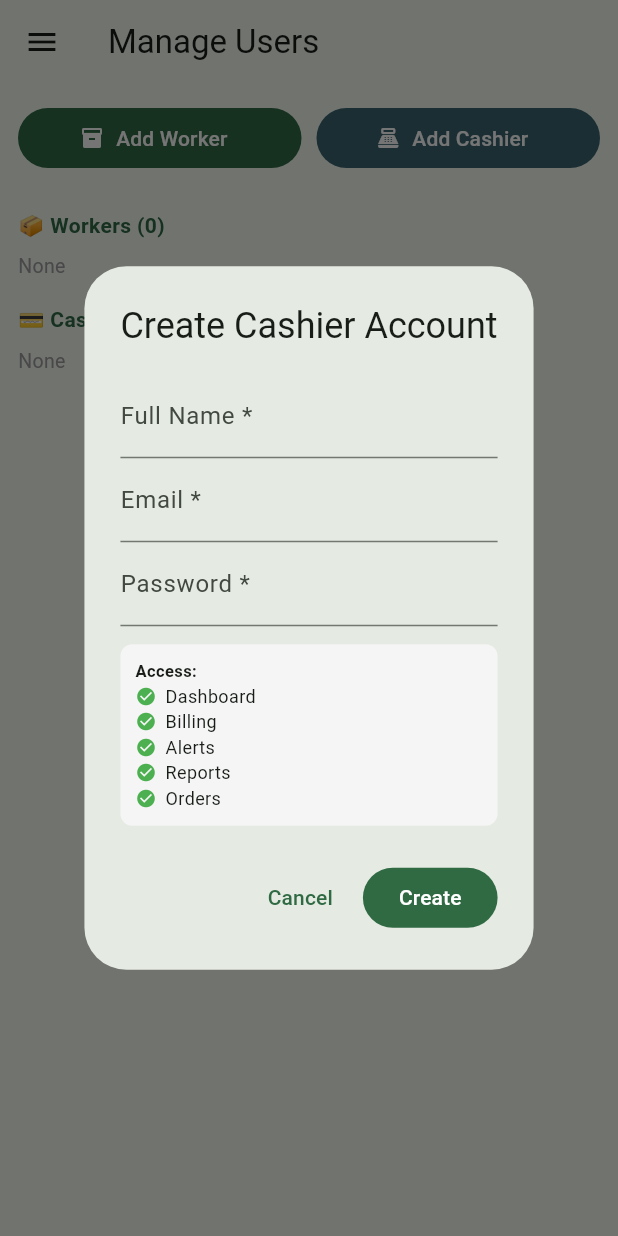
After one commit to svucyno/hack127, a Flutter app: the UsersScreen screen opened by its route, after a tap on "Add Cashier", on a phone screen of 412 x 824 dp. The commit adds this screen. Run offline on Flutter 3.47's test engine with Material 3 defaults, Android fonts, the phone set to English and light mode, and no system bars; our stand-ins replace cloud_firestore, firebase_auth, firebase_core, fl_chart, go_router, shared_preferences and 1 more; missing offline and left inert: mobile_scanner; accounts and stored records are empty.

Commit message:
Add Users, Customers, Order Management screens to Flutter app, update router + drawer with all 11 pages, fix Firestore rules

```diff
--- a/flutter_app/lib/app/router.dart
+++ b/flutter_app/lib/app/router.dart
@@ -8,6 +8,9 @@ import '../screens/alerts_screen.dart';
 import '../screens/offers_screen.dart';
 import '../screens/suppliers_screen.dart';
 import '../screens/reports_screen.dart';
+import '../screens/users_screen.dart';
+import '../screens/customers_screen.dart';
+import '../screens/order_mgmt_screen.dart';
 
 final router = GoRouter(
   initialLocation: '/login',
@@ -27,5 +30,8 @@ final router = GoRouter(
     GoRoute(path: '/offers', builder: (_, __) => const OffersScreen()),
     GoRoute(path: '/suppliers', builder: (_, __) => const SuppliersScreen()),
     GoRoute(path: '/reports', builder: (_, __) => const ReportsScreen()),
+    GoRoute(path: '/users', builder: (_, __) => const UsersScreen()),
+    GoRoute(path: '/customers', builder: (_, __) => const CustomersScreen()),
+    GoRoute(path: '/orders', builder: (_, __) => const OrderMgmtScreen()),
   ],
 );
--- /dev/null
+++ b/flutter_app/lib/screens/users_screen.dart
@@ -0,0 +1,199 @@
+import 'package:flutter/material.dart';
+import 'package:cloud_firestore/cloud_firestore.dart';
+import 'package:firebase_auth/firebase_auth.dart';
+import '../widgets/app_drawer.dart';
+
+class UsersScreen extends StatelessWidget {
+  const UsersScreen({super.key});
+
+  @override
+  Widget build(BuildContext context) {
+    final db = FirebaseFirestore.instance;
+    final cs = Theme.of(context).colorScheme;
+    return Scaffold(
+      appBar: AppBar(title: const Text('Manage Users')),
+      drawer: const AppDrawer(),
+      body: Column(children: [
+        Padding(
+            padding: const EdgeInsets.all(12),
+            child: Row(children: [
+              Expanded(
+                  child: FilledButton.icon(
+                      onPressed: () => _showCreateDialog(context, db, 'Worker'),
+                      icon: const Icon(Icons.inventory_2, size: 16),
+                      label: const Text('Add Worker'))),
+              const SizedBox(width: 10),
+              Expanded(
+                  child: FilledButton.icon(
+                      onPressed: () =>
+                          _showCreateDialog(context, db, 'Cashier'),
+                      icon: const Icon(Icons.point_of_sale, size: 16),
+                      label: const Text('Add Cashier'),
+                      style: FilledButton.styleFrom(
+                          backgroundColor: cs.tertiary))),
+            ])),
+        Expanded(
+            child: StreamBuilder<QuerySnapshot>(
+          stream: db.collection('users').snapshots(),
+          builder: (ctx, snap) {
+            if (!snap.hasData)
+              return const Center(child: CircularProgressIndicator());
+            final users = snap.data!.docs
+                .map((d) => {...d.data() as Map<String, dynamic>, 'id': d.id})
+                .toList();
+            final workers = users.where((u) => u['role'] == 'Worker').toList();
+            final cashiers =
+                users.where((u) => u['role'] == 'Cashier').toList();
+            return ListView(padding: const EdgeInsets.all(12), children: [
+              _section('📦 Workers (${workers.length})', workers, db, cs),
+              const SizedBox(height: 16),
+              _section('💳 Cashiers (${cashiers.length})', cashiers, db, cs),
+            ]);
+          },
+        )),
+      ]),
+    );
+  }
+
+  Widget _section(String title, List<Map<String, dynamic>> users,
+      FirebaseFirestore db, ColorScheme cs) {
+    return Column(crossAxisAlignment: CrossAxisAlignment.start, children: [
+      Text(title,
+          style: TextStyle(
+              fontWeight: FontWeight.w700, fontSize: 14, color: cs.primary)),
+      const SizedBox(height: 8),
+      if (users.isEmpty)
+        const Text('None', style: TextStyle(color: Colors.grey, fontSize: 13)),
+      ...users.map((u) => Card(
+          margin: const EdgeInsets.only(bottom: 6),
+          child: ListTile(
+            leading: CircleAvatar(
+                backgroundColor: cs.primaryContainer,
+                child: Text((u['name'] ?? '?')[0].toUpperCase(),
+                    style: TextStyle(
+                        color: cs.onPrimaryContainer,
+                        fontWeight: FontWeight.bold))),
+            title: Text(u['name'] ?? '—',
+                style:
+                    const TextStyle(fontWeight: FontWeight.w600, fontSize: 13)),
+            subtitle:
+                Text(u['email'] ?? '—', style: const TextStyle(fontSize: 11)),
+            trailing: IconButton(
+                icon: const Icon(Icons.delete_outline,
+                    color: Colors.red, size: 20),
+                onPressed: () => db
+                    .collection('users')
+                    .doc(u['id'])
+                    .update({'role': 'User'})),
+          ))),
+    ]);
+  }
+
+  Future<void> _showCreateDialog(
+      BuildContext ctx, FirebaseFirestore db, String role) async {
+    final nameCtrl = TextEditingController();
+    final emailCtrl = TextEditingController();
+    final passCtrl = TextEditingController();
+    final accessPages = role == 'Worker'
+        ? ['Dashboard', 'Inventory', 'Alerts', 'Suppliers']
+        : ['Dashboard', 'Billing', 'Alerts', 'Reports', 'Orders'];
+
+    await showDialog(
+        context: ctx,
+        builder: (ctx) => AlertDialog(
+              title: Text('Create $role Account'),
+              scrollable: true,
+              content: Column(mainAxisSize: MainAxisSize.min, children: [
+                TextField(
+                    controller: nameCtrl,
+                    decoration:
+                        const InputDecoration(labelText: 'Full Name *')),
+                TextField(
+                    controller: emailCtrl,
+                    decoration: const InputDecoration(labelText: 'Email *'),
+                    keyboardType: TextInputType.emailAddress),
+                TextField(
+                    controller: passCtrl,
+                    decoration: const InputDecoration(labelText: 'Password *'),
+                    obscureText: true),
+                const SizedBox(height: 12),
+                Container(
+                    padding: const EdgeInsets.all(10),
+                    decoration: BoxDecoration(
+                        color: Colors.grey.shade100,
+                        borderRadius: BorderRadius.circular(8)),
+                    child: Column(
+                        crossAxisAlignment: CrossAxisAlignment.start,
+                        children: [
+                          const Text('Access:',
+                              style: TextStyle(
+                                  fontSize: 11, fontWeight: FontWeight.bold)),
+                          ...accessPages.map((p) => Row(children: [
+                                const Icon(Icons.check_circle,
+                                    size: 14, color: Colors.green),
+                                const SizedBox(width: 6),
+                                Text(p, style: const TextStyle(fontSize: 12))
+                              ])),
+                        ])),
+              ]),
+              actions: [
+                TextButton(
+                    onPressed: () => Navigator.pop(ctx),
+                    child: const Text('Cancel')),
+                FilledButton(
+                    onPressed: () async {
+                      if (nameCtrl.text.trim().isEmpty ||
+                          emailCtrl.text.trim().isEmpty ||
+                          passCtrl.text.length < 6) return;
+                      try {
+                        // Use secondary app to not log out admin
+                        FirebaseApp secondaryApp;
+                        try {
+                          secondaryApp = Firebase.app('secondary');
+                        } catch (_) {
+                          secondaryApp = await Firebase.initializeApp(
+                              name: 'secondary',
+                              options: Firebase.app().options);
+                        }
+                        final secondaryAuth =
+                            FirebaseAuth.instanceFor(app: secondaryApp);
+                        final cred =
+                            await secondaryAuth.createUserWithEmailAndPassword(
+                                email: emailCtrl.text.trim(),
+                                password: passCtrl.text);
+                        await cred.user
+                            ?.updateDisplayName(nameCtrl.text.trim());
+                        await db.collection('users').doc(cred.user!.uid).set({
+                          'uid': cred.user!.uid,
+                          'name': nameCtrl.text.trim(),
+                          'email': emailCtrl.text.trim(),
+                          'role': role,
+                          'createdAt': FieldValue.serverTimestamp(),
+                        });
+                        await secondaryAuth.signOut();
+                        if (ctx.mounted) {
+                          Navigator.pop(ctx);
+                          ScaffoldMessenger.of(ctx).showSnackBar(SnackBar(
+                              content: Text('$role account created!')));
+                        }
+                      } catch (e) {
+                        if (ctx.mounted)
+                          ScaffoldMessenger.of(ctx).showSnackBar(SnackBar(
+                              content: Text('Error: ${_friendlyError(e)}'),
+                              backgroundColor: Colors.red));
+                      }
+                    },
+                    child: const Text('Create')),
+              ],
+            ));
+  }
+
+  String _friendlyError(dynamic e) {
+    if (e is FirebaseAuthException) {
+      if (e.code == 'email-already-in-use') return 'Email already registered.';
+      if (e.code == 'weak-password') return 'Password too weak.';
+      if (e.code == 'invalid-email') return 'Invalid email.';
+    }
+    return 'Something went wrong.';
+  }
+}
--- a/flutter_app/lib/widgets/app_drawer.dart
+++ b/flutter_app/lib/widgets/app_drawer.dart
@@ -23,7 +23,6 @@ class AppDrawer extends StatelessWidget {
               const Text('🛒 ShopSmart', style: TextStyle(color: Colors.white, fontSize: 22, fontWeight: FontWeight.w800)),
               const SizedBox(height: 4),
               Text(auth.user?.email ?? '', style: const TextStyle(color: Colors.white70, fontSize: 12)),
-              Text('Role: ${auth.role}', style: const TextStyle(color: Colors.white70, fontSize: 11)),
             ],
           ),
         ),
@@ -32,8 +31,11 @@ class AppDrawer extends StatelessWidget {
         _tile(context, 'Billing', Icons.receipt_long, '/billing'),
         _tile(context, 'Alerts', Icons.notifications, '/alerts'),
         _tile(context, 'Offers', Icons.local_offer, '/offers'),
+        _tile(context, 'Reports', Icons.bar_chart, '/reports'),
         _tile(context, 'Suppliers', Icons.store, '/suppliers'),
-        _tile(context, 'Reports', Icons.bar_chart, '/reports'),
+        _tile(context, 'Customers', Icons.people, '/customers'),
+        _tile(context, 'Users', Icons.admin_panel_settings, '/users'),
+        _tile(context, 'Orders', Icons.shopping_bag, '/orders'),
         const Spacer(),
         const Divider(),
         ListTile(
```
Also changed, not shown: flutter_app/lib/screens/customers_screen.dart (added, +112 -0 lines), flutter_app/lib/screens/order_mgmt_screen.dart (added, +227 -0 lines).
